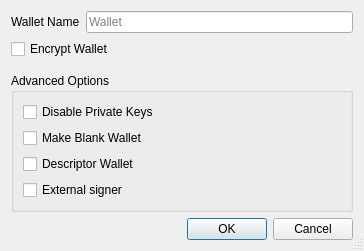
bitnet-io/bitnet-core, file src/qt/forms/createwalletdialog.ui: the form before one commit.
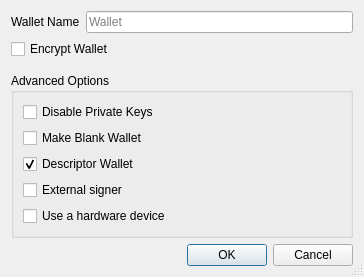
The form after the commit.

The edit to the form file:
```diff
--- a/src/qt/forms/createwalletdialog.ui
+++ b/src/qt/forms/createwalletdialog.ui
@@ -108,7 +108,7 @@
          <string>Descriptor Wallet</string>
         </property>
         <property name="checked">
-         <bool>false</bool>
+         <bool>true</bool>
         </property>
        </widget>
       </item>
@@ -122,6 +122,16 @@
         </property>
        </widget>
       </item>
+      <item>
+       <widget class="QCheckBox" name="hardware_wallet_checkbox">
+        <property name="toolTip">
+         <string>Make a blank wallet. Blank wallets do not initially have private keys or scripts. Private keys and addresses can be imported, or an HD seed can be set, at a later time.</string>
+        </property>
+        <property name="text">
+         <string>Use a hardware device</string>
+        </property>
+       </widget>
+      </item>
      </layout>
     </widget>
    </item>
```
